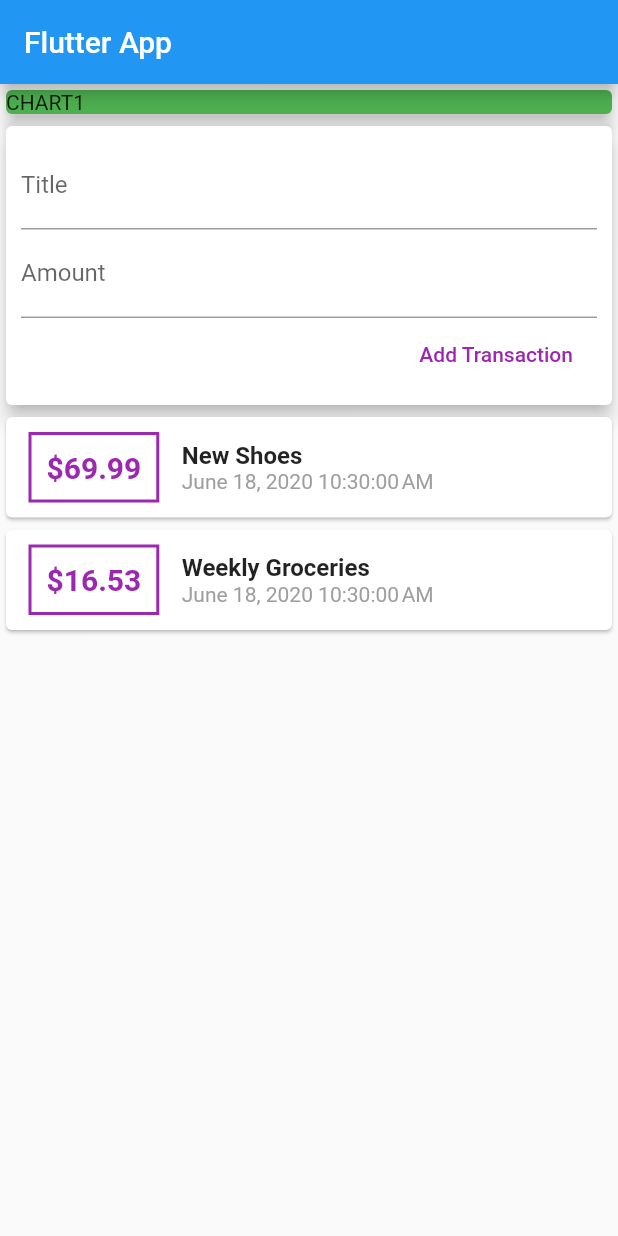
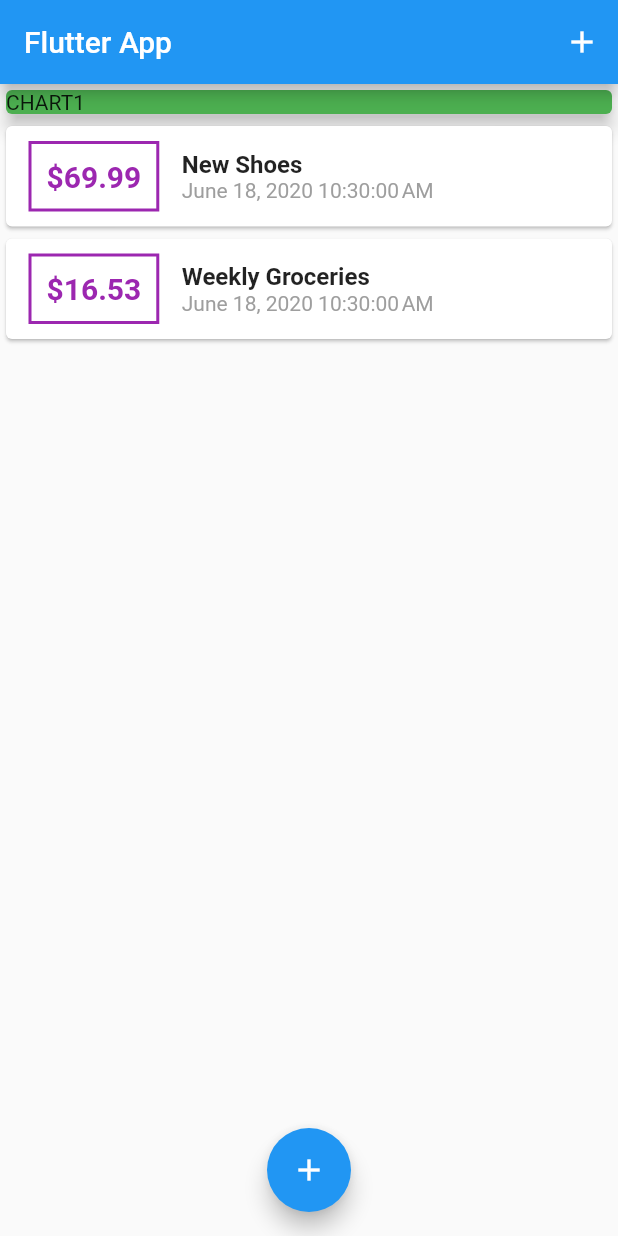
Before and after one commit to memory852/planner, a Flutter app: the screen it shows after launch, on a phone screen of 412 x 824 dp. Run offline on Flutter 3.47's test engine with Material 2 defaults, Android fonts, the phone set to English and light mode, and no system bars.

Commit message:
lesson91

```diff
--- a/lib/main.dart
+++ b/lib/main.dart
@@ -1,6 +1,8 @@
 import 'package:flutter/cupertino.dart';
 import 'package:flutter/material.dart';
-import 'package:planner/widgets/user_transaction.dart';
+import './widgets/new_transaction.dart';
+import './models/transaction.dart';
+import './widgets/transaction_list.dart';
 
 void main() {
   runApp(MyApp());
@@ -16,14 +18,66 @@ class MyApp extends StatelessWidget {
   }
 }
 
-class MyHomePage extends StatelessWidget {
+class MyHomePage extends StatefulWidget {
   // String titleInput;
   // String amountInput;
+
+  @override
+  _MyHomePageState createState() => _MyHomePageState();
+}
+
+class _MyHomePageState extends State<MyHomePage> {
+  final List<Transaction> _userTransactions = [
+    Transaction(
+      id: 't1',
+      title: 'New Shoes',
+      amount: 69.99,
+      date: DateTime.now(),
+    ),
+    Transaction(
+      id: 't2',
+      title: 'Weekly Groceries',
+      amount: 16.53,
+      date: DateTime.now(),
+    ),
+  ];
+
+  void _addNewTransaction(String txTitle, double txAmount) {
+    final newTx = Transaction(
+      id: DateTime.now().toString(),
+      title: txTitle,
+      amount: txAmount,
+      date: DateTime.now(),
+    );
+
+    setState(() {
+      _userTransactions.add(newTx);
+    });
+  }
+
+  void _startAddNewTransaction(BuildContext ctx) {
+    showModalBottomSheet(
+      context: ctx,
+      builder: (_) {
+        return GestureDetector(
+          onTap: () => {},
+          child: NewTransaction(_addNewTransaction),
+        );
+      },
+    );
+  }
+
   @override
   Widget build(BuildContext context) {
     return Scaffold(
       appBar: AppBar(
         title: Text("Flutter App"),
+        actions: <Widget>[
+          IconButton(
+            icon: Icon(Icons.add),
+            onPressed: () => _startAddNewTransaction(context),
+          ),
+        ],
       ),
       body: SingleChildScrollView(
         child: Column(
@@ -37,10 +91,15 @@ class MyHomePage extends StatelessWidget {
                 elevation: 5,
               ),
             ),
-            UserTransactions(),
+            TransactionList(_userTransactions),
           ],
         ),
       ),
+      floatingActionButton: FloatingActionButton(
+        onPressed: () => _startAddNewTransaction(context),
+        child: Icon(Icons.add),
+      ),
+      floatingActionButtonLocation: FloatingActionButtonLocation.centerFloat,
     );
   }
 }
--- a/lib/widgets/user_transaction.dart
+++ /dev/null
@@ -1,49 +0,0 @@
-import 'package:flutter/material.dart';
-import './new_transaction.dart';
-import './transaction_list.dart';
-import '../models/transaction.dart';
-
-class UserTransactions extends StatefulWidget {
-  @override
-  _UserTransactionsState createState() => _UserTransactionsState();
-}
-
-class _UserTransactionsState extends State<UserTransactions> {
-  final List<Transaction> _userTransactions = [
-    Transaction(
-      id: 't1',
-      title: 'New Shoes',
-      amount: 69.99,
-      date: DateTime.now(),
-    ),
-    Transaction(
-      id: 't2',
-      title: 'Weekly Groceries',
-      amount: 16.53,
-      date: DateTime.now(),
-    ),
-  ];
-
-  void _addNewTransaction(String txTitle, double txAmount) {
-    final newTx = Transaction(
-      id: DateTime.now().toString(),
-      title: txTitle,
-      amount: txAmount,
-      date: DateTime.now(),
-    );
-
-    setState(() {
-      _userTransactions.add(newTx);
-    });
-  }
-
-  @override
-  Widget build(BuildContext context) {
-    return Column(
-      children: <Widget>[
-        NewTransaction(_addNewTransaction),
-        TransactionList(_userTransactions),
-      ],
-    );
-  }
-}
```
